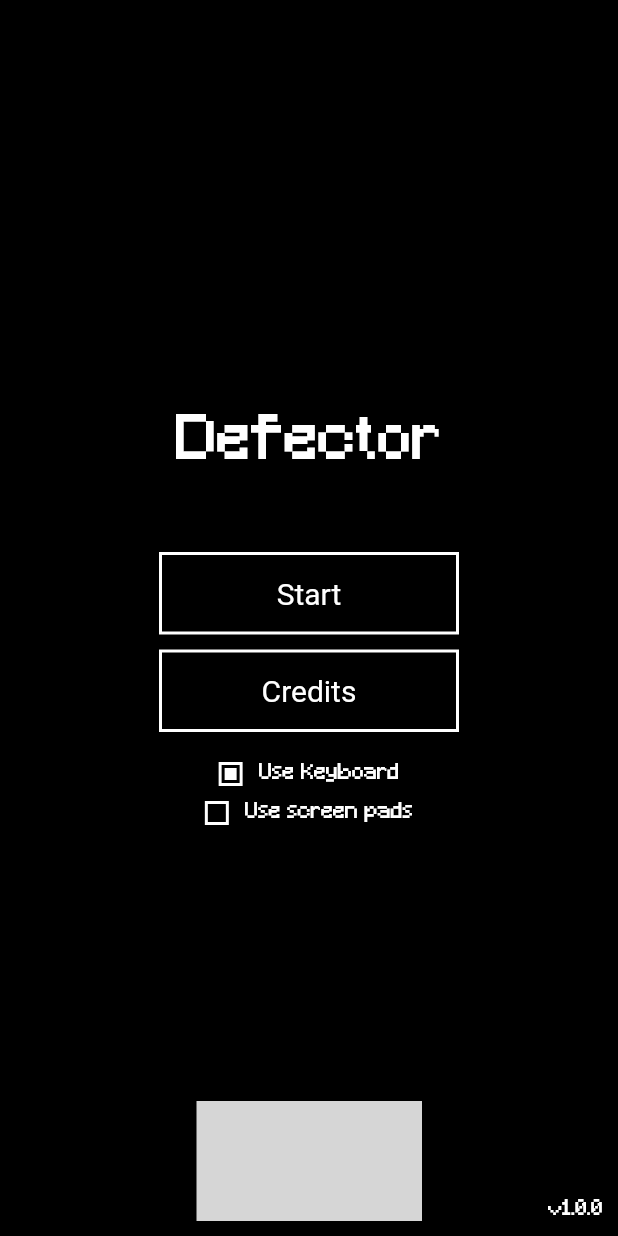
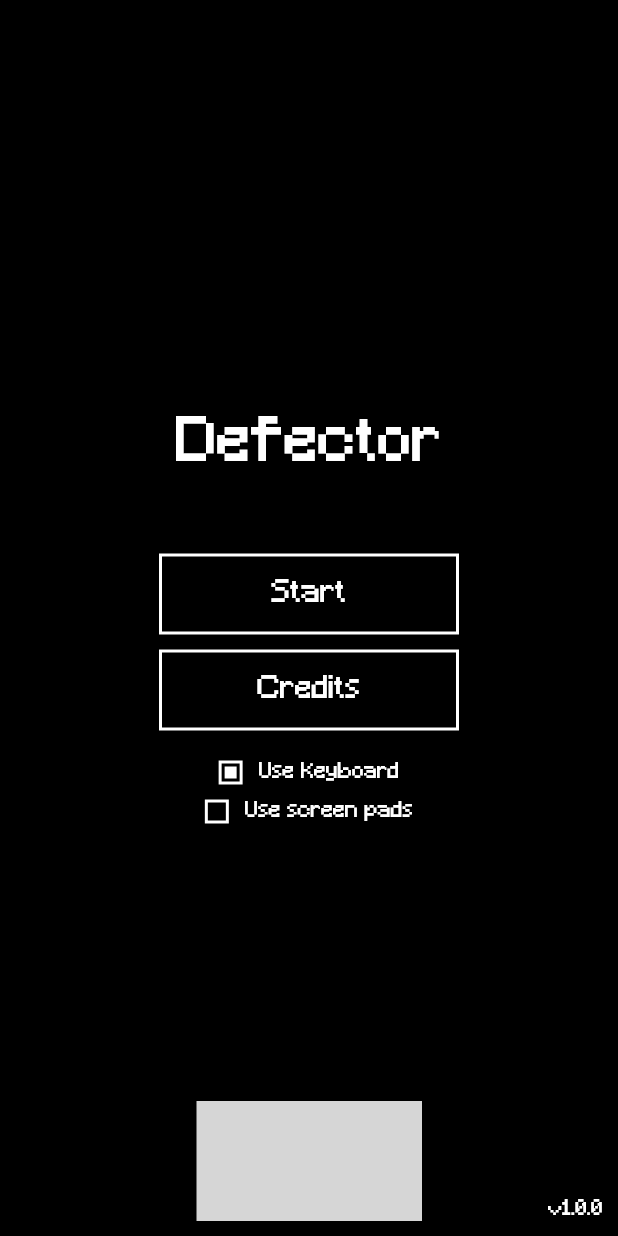
Before and after one commit to RafaelBarbosatec/defector, a Flutter app: the screen it shows after launch, on a phone screen of 412 x 824 dp. Run offline on Flutter 3.47's test engine with Material 2 defaults, Android fonts, the phone set to English and light mode, and no system bars; missing offline and left inert: bonfire, flame_audio; grey boxes are pictures that could not be loaded.

Commit message:
corrige alguns bugs

```diff
--- a/lib/decoration/bomb.dart
+++ b/lib/decoration/bomb.dart
@@ -43,7 +43,7 @@ class Bomb extends GameDecoration with Movement, Acceleration {
     );
     gameRef.visibleAttackables().forEach((e) {
       if (e.toRect().overlaps(rectExplosion)) {
-        e.receiveDamage(AttackFromEnum.ENEMY, 20, 'bomb');
+        e.receiveDamage(AttackFromEnum.ENEMY, 30, 'bomb');
       }
     });
     gameRef.camera.shake(intensity: 2);
--- a/lib/enemies/imp.dart
+++ b/lib/enemies/imp.dart
@@ -10,7 +10,7 @@ class Imp extends SimpleEnemy with ObjectCollision {
             idleRight: EnemiesSpriteSheet.impIdle,
             runRight: EnemiesSpriteSheet.impRun,
           ),
-          speed: 25,
+          speed: 30,
           life: 10,
         ) {
     setupCollision(
--- a/lib/enemies/skeleton.dart
+++ b/lib/enemies/skeleton.dart
@@ -28,7 +28,7 @@ class Skeleton extends SimpleEnemy with ObjectCollision {
       seeAndMoveToAttackRange(
         radiusVision: 4 * 16,
         positioned: (player) {
-          if (checkInterval('bomb', 2000, dt)) {
+          if (checkInterval('bomb', 1500, dt)) {
             double distance = center.distanceTo(player.center);
             double bombSpeed = distance * 2;
             gameRef.add(
--- a/lib/enemies/skull.dart
+++ b/lib/enemies/skull.dart
@@ -28,7 +28,7 @@ class Skull extends SimpleEnemy with ObjectCollision {
       seeAndMoveToPlayer(
         closePlayer: (p) {
           simpleAttackMelee(
-            damage: 10,
+            damage: 20,
             size: size,
             execute: () => Sounds.attackMelee(),
           );
--- a/lib/widgets/button.dart
+++ b/lib/widgets/button.dart
@@ -22,7 +22,10 @@ class DefectorButton extends StatelessWidget {
           return Colors.white;
         }),
         textStyle: MaterialStateProperty.all(
-          const TextStyle(fontSize: 20),
+          const TextStyle(
+            fontSize: 20,
+            fontFamily: 'Minecraft',
+          ),
         ),
         backgroundColor: MaterialStateProperty.resolveWith((states) {
           if (states.contains(MaterialState.pressed)) {
@@ -41,7 +44,9 @@ class DefectorButton extends StatelessWidget {
       ),
       child: Padding(
         padding: const EdgeInsets.all(8.0),
-        child: Text(text),
+        child: Text(
+          text,
+        ),
       ),
     );
   }
```
Also changed, not shown: 1 other file.
